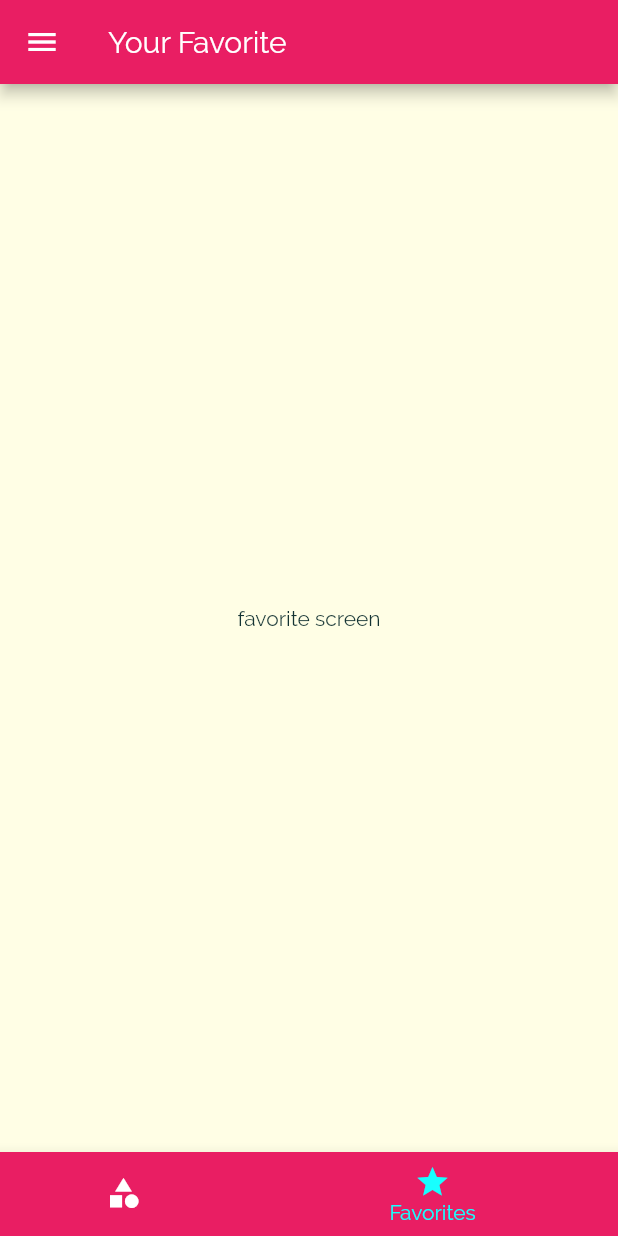
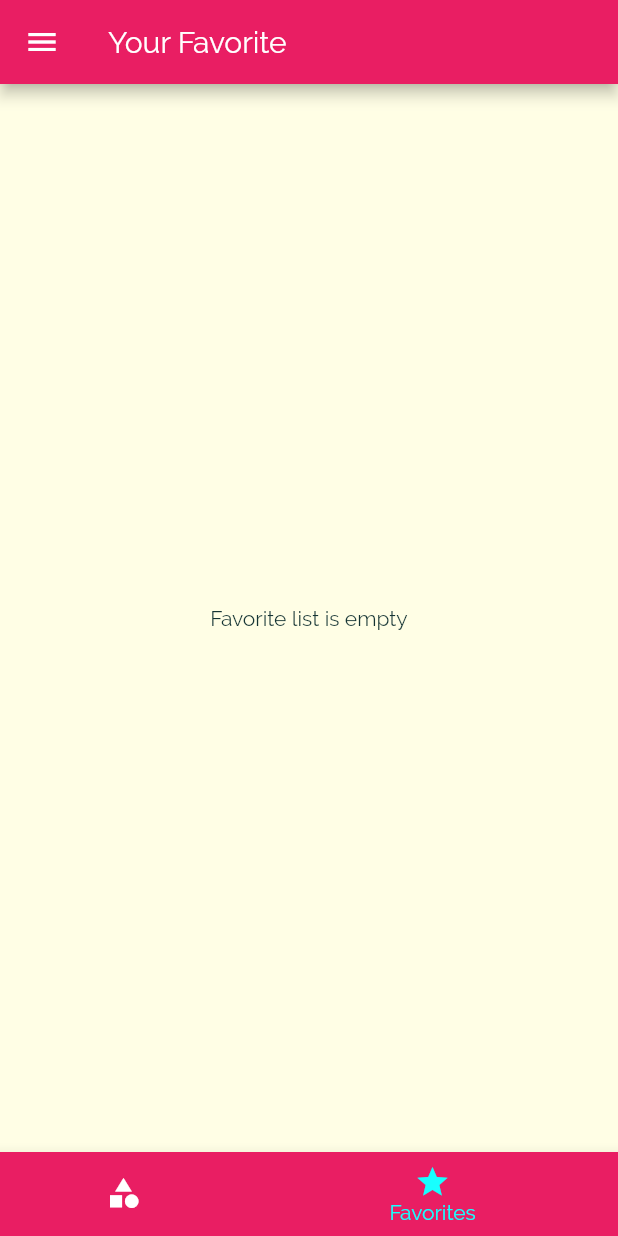
Before and after one commit to Prateek447/meals_app_project_3, a Flutter app: the screen it shows after launch, item 2 of the bottom bar chosen, on a phone screen of 412 x 824 dp. Run offline on Flutter 3.47's test engine with Material 2 defaults, Android fonts, the phone set to English and light mode, and no system bars.

Commit message:
favorite logic commit

```diff
--- a/lib/category_meals_screen.dart
+++ b/lib/category_meals_screen.dart
@@ -58,7 +58,6 @@ class _CategoryMealScreenState extends State<CategoryMealScreen> {
         child: ListView.builder(
           itemBuilder: (context, index) {
             return MealsItem(
-              removeItem: removeMeal,
                id: displayedMeals[index].id,
                 title: displayedMeals[index].title,
                 duration: displayedMeals[index].duration,
--- a/lib/favorite_screen.dart
+++ b/lib/favorite_screen.dart
@@ -1,8 +1,31 @@
 import 'package:flutter/material.dart';
+import 'package:mealsappproject3/meals_item.dart';
+import 'package:mealsappproject3/modals/meals.dart';
 
 class FavoriteScreen extends StatelessWidget {
+
+  final List<Meal> favoriteMeal;
+
+  FavoriteScreen(this.favoriteMeal);
+
   @override
   Widget build(BuildContext context) {
-    return Center(child: Text('favorite screen'));
+    if(favoriteMeal.isEmpty) {
+      return Center(child: Text('Favorite list is empty'));
+    }
+    else{
+       return ListView.builder(
+         itemBuilder: (context, index) {
+           return MealsItem(
+               id: favoriteMeal[index].id,
+               title: favoriteMeal[index].title,
+               duration: favoriteMeal[index].duration,
+               imageUrl: favoriteMeal[index].imageUrl,
+               complexity: favoriteMeal[index].complexity,
+               affordablility: favoriteMeal[index].affordability);
+         },
+         itemCount: favoriteMeal.length,
+       );
+    }
   }
 }
--- a/lib/main.dart
+++ b/lib/main.dart
@@ -23,6 +23,7 @@ class _MyAppState extends State<MyApp> {
   };
 
    List<Meal> _availableMeals = DUMMY_MEALS;
+   List<Meal> _favoriteMeals = [];
 
   void _setFilters(Map<String, bool> filterData){
      setState(() {
@@ -46,6 +47,24 @@ class _MyAppState extends State<MyApp> {
      });
   }
 
+    void _toggleFav(String mealId){
+     final existingIndex =_favoriteMeals.indexWhere((element) => element.id==mealId);
+     if(existingIndex>=0){
+       setState(() {
+         _favoriteMeals.removeAt(existingIndex);
+       });
+     }
+     else{
+       setState(() {
+         _favoriteMeals.add(DUMMY_MEALS.firstWhere((element) => element.id==mealId));
+       });
+     }
+    }
+
+    bool _isMealFav(String mealId){
+      return _favoriteMeals.any((element) => element.id==mealId);
+    }
+
   @override
   Widget build(BuildContext context) {
     return MaterialApp(
@@ -66,14 +85,14 @@ class _MyAppState extends State<MyApp> {
 
             ),
       ),
-      home:TabsScreen(),
+      home:TabsScreen(_favoriteMeals),
      // initialRoute: '/',
       routes: {
        // '/':(ctx) => TabsScreen(),
-        TabsScreen.routeName:(ctx) => TabsScreen(),
+        TabsScreen.routeName:(ctx) => TabsScreen(_favoriteMeals),
         Filters.routeName:(ctx) => Filters(_filters,_setFilters),
         CategoryMealScreen.routeName: (ctx) =>CategoryMealScreen(_availableMeals),
-        MealDetailScreen.routeName:(ctx) => MealDetailScreen(),
+        MealDetailScreen.routeName:(ctx) => MealDetailScreen(_toggleFav,_isMealFav),
       },
     );
   }
--- a/lib/meals_item.dart
+++ b/lib/meals_item.dart
@@ -9,7 +9,7 @@ class MealsItem extends StatelessWidget {
   final Complexity complexity;
   final Affordability affordablility;
   final String id;
-  final Function removeItem;
+
 
   MealsItem(
       {@required this.id,
@@ -18,7 +18,7 @@ class MealsItem extends StatelessWidget {
       @required this.imageUrl,
       @required this.complexity,
       @required this.affordablility,
-      @required this.removeItem});
+      });
 
   String get complexityText {
     switch (complexity) {
@@ -57,7 +57,7 @@ class MealsItem extends StatelessWidget {
         .pushNamed(MealDetailScreen.routeName, arguments: id)
         .then((value){
           if(value!=null) {
-            removeItem(value);
+           // removeItem(value);
           }
     });
   }
--- a/lib/modals/tabs_screen.dart
+++ b/lib/modals/tabs_screen.dart
@@ -2,34 +2,42 @@ import 'package:flutter/material.dart';
 import 'package:mealsappproject3/categories_screen.dart';
 import 'package:mealsappproject3/favorite_screen.dart';
 import 'package:mealsappproject3/mainDrawer.dart';
+import 'package:mealsappproject3/modals/meals.dart';
 
 class TabsScreen extends StatefulWidget {
+  static const routeName = '/tabScreen';
 
+  List<Meal> favoriteMeal;
 
-  static const routeName = '/tabScreen';
+  TabsScreen(this.favoriteMeal);
+
   @override
   _TabsScreenState createState() => _TabsScreenState();
 }
 
 class _TabsScreenState extends State<TabsScreen> {
+  List<Map<String, Object>> _pages;
 
+  int _selectedPageIndex = 0;
 
- final  List<Map<String, Object>> _pages = [
+  @override
+  void initState() {
+    _pages = [
       {
         'page': CategoryScreen(),
         'title': 'Categories',
       },
       {
-      'page': FavoriteScreen(),
+        'page': FavoriteScreen(widget.favoriteMeal),
         'title': 'Your Favorite',
       }
     ];
+    super.initState();
+  }
 
-  int _selectedPageIndex = 0;
-
-  void _selectPage(int index){
+  void _selectPage(int index) {
     setState(() {
-      _selectedPageIndex=index;
+      _selectedPageIndex = index;
     });
   }
 
```
Also changed, not shown: lib/meals_detail_screeen.dart (+20 -9 lines). Lines whose indentation alone changed are shown as unchanged.
